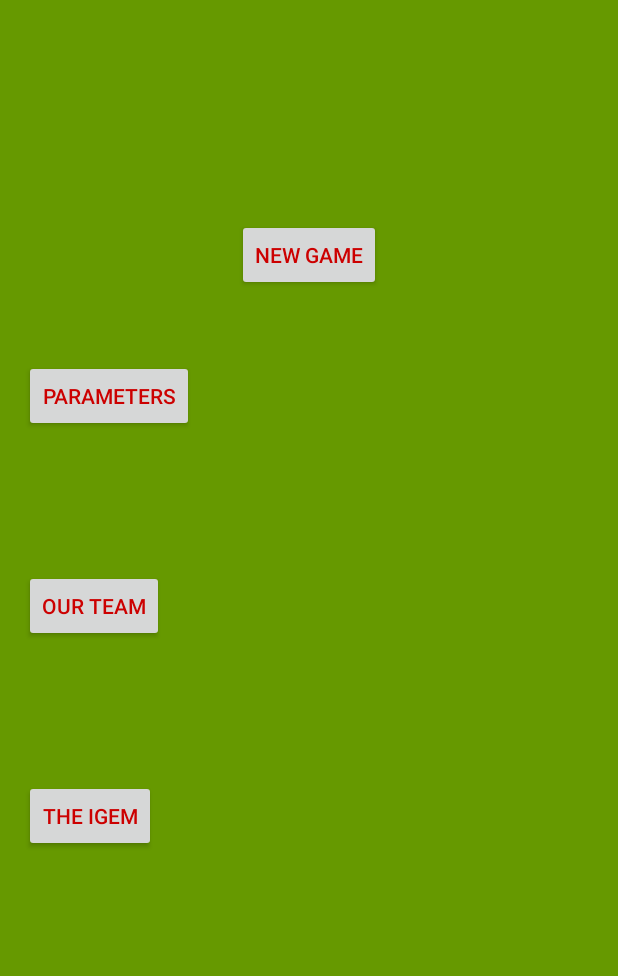
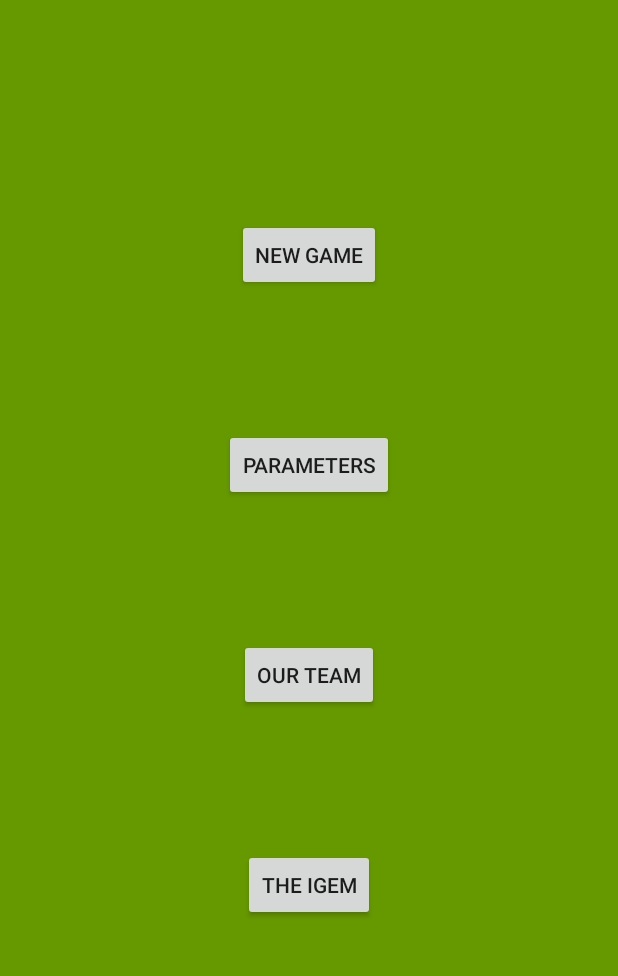
Before and after one commit to PLNech/BactMan-Adventures, an Android app: the screen it shows after launch (HomeActivity), on a phone screen of 412 x 824 dp, the part 222-1198 px from its top. Run offline under Robolectric (Android 15) with nearby library versions, the light colour scheme and no system bars; 1 statement that could not run was skipped.

Commit message:
HomeActivity: Layout update ; removed debug styles

```diff
--- a/app/src/main/res/layout/activity_home.xml
+++ b/app/src/main/res/layout/activity_home.xml
@@ -51,7 +51,8 @@
                 android:layout_height="wrap_content"
                 android:text="@string/label_home_parameters"
                 android:id="@+id/button_home_parameters"
-                android:theme="@style/AppTheme.Button"/>
+                android:theme="@style/AppTheme.Button"
+                android:layout_centerInParent="true"/>
     </RelativeLayout>
 
     <RelativeLayout android:layout_width="match_parent"
@@ -61,7 +62,8 @@
                 android:layout_height="wrap_content"
                 android:text="@string/label_home_team"
                 android:id="@+id/button_home_team"
-                android:theme="@style/AppTheme.Button"/>
+                android:theme="@style/AppTheme.Button"
+                android:layout_centerInParent="true"/>
     </RelativeLayout>
 
     <RelativeLayout android:layout_width="match_parent"
@@ -71,7 +73,8 @@
                 android:layout_height="wrap_content"
                 android:text="@string/label_home_igem"
                 android:id="@+id/button_home_igem"
-                android:theme="@style/AppTheme.Button"/>
+                android:theme="@style/AppTheme.Button"
+                android:layout_centerInParent="true"/>
     </RelativeLayout>
 
 
--- a/app/src/main/res/values/colors.xml
+++ b/app/src/main/res/values/colors.xml
@@ -2,5 +2,4 @@
 <resources>
     <color name="darkGreen">@android:color/holo_green_dark</color>
     <color name="lightGreen">@android:color/holo_green_light</color>
-    <color name="red">@android:color/holo_red_dark</color>
 </resources>
--- a/app/src/main/res/values/styles.xml
+++ b/app/src/main/res/values/styles.xml
@@ -6,10 +6,7 @@
     </style>
 
     <style name="AppTheme.Button">
-        <item name="android:layout_centerHorizontal">true</item>
-        <item name="android:layout_centerInParent">true</item>
         <item name="android:shadowColor">@color/lightGreen</item>
-        <item name="android:textColor">@color/red</item>
         <item name="android:textColorHighlight">@color/lightGreen</item>
     </style>
 
```
